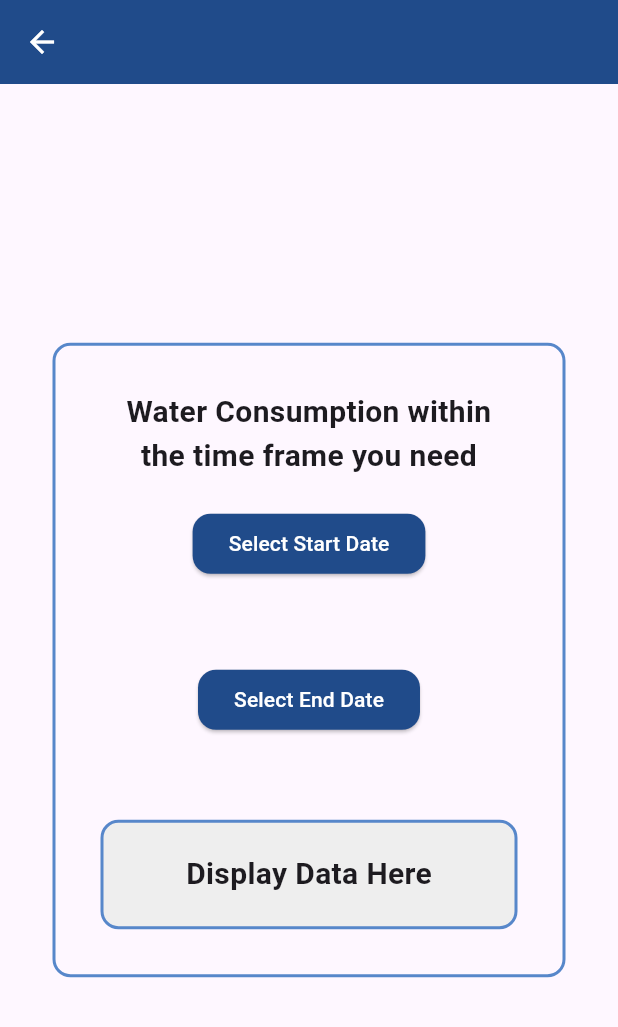
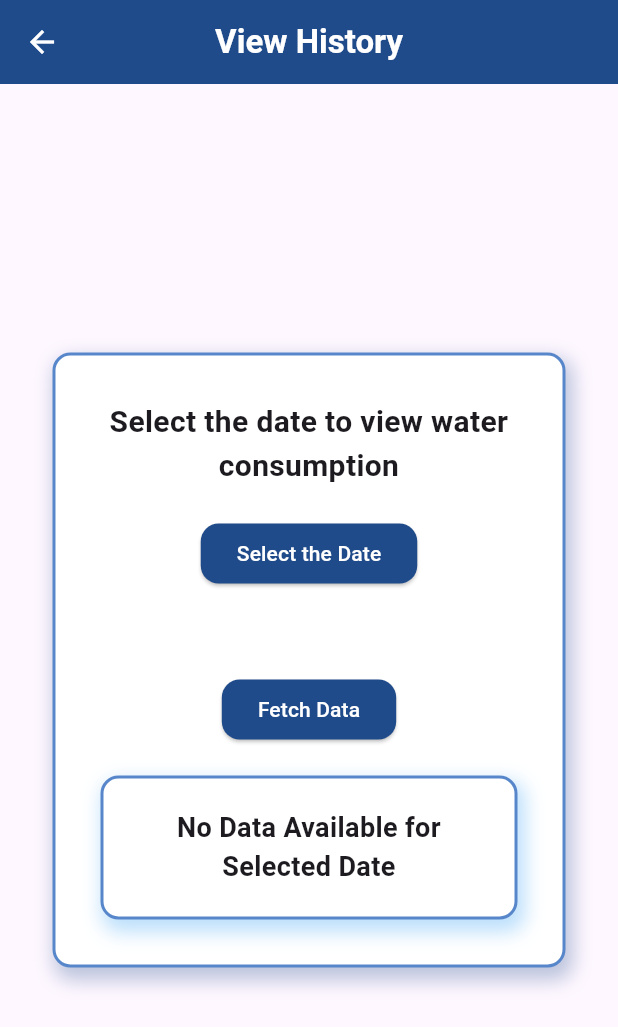
Before and after one commit to RashmiDulmini/SmartFlow, a Flutter app: the MyHomePage screen opened directly, on a phone screen of 412 x 824 dp. Shown: the top 1027 px of the screen. Run offline on Flutter 3.47's test engine with Material 3 defaults, Android fonts, the phone set to English and light mode, and no system bars; our stand-ins replace firebase_core, firebase_database; accounts and stored records are empty.

Commit message:
Added Firebase data fetching
Implemented Firebase real-time data fetching, and enhanced water consumption history display for a seamless experience.

```diff
--- a/lib/home_page.dart
+++ b/lib/home_page.dart
@@ -1,4 +1,5 @@
 import 'package:flutter/material.dart';
+import 'package:firebase_database/firebase_database.dart';
 
 class MyHomePage extends StatefulWidget {
   const MyHomePage({super.key, required this.title});
@@ -10,8 +11,70 @@ class MyHomePage extends StatefulWidget {
 }
 
 class _MyHomePageState extends State<MyHomePage> {
-  DateTime? _startDate;
-  DateTime? _endDate;
+  DateTime? _selectedDate;
+  final DatabaseReference _historyRef = FirebaseDatabase.instance.ref('WaterFlow/History');
+  double? _lastTotalVolume;
+  bool _isLoading = false;
+
+  // Function to fetch the last recorded total volume for the selected date
+  void _fetchHistory() async {
+    if (_selectedDate == null) {
+      ScaffoldMessenger.of(context).showSnackBar(
+        const SnackBar(content: Text("Please select a date")),
+      );
+      return;
+    }
+
+    setState(() {
+      _isLoading = true;
+      _lastTotalVolume = null;
+    });
+
+    String selectedDateString =
+        "${_selectedDate!.day}-${_selectedDate!.month}-${_selectedDate!.year}";
+
+    try {
+      DatabaseEvent event = await _historyRef.once();
+      Map<dynamic, dynamic>? historyMap = event.snapshot.value as Map<dynamic, dynamic>?;
+
+      if (historyMap != null) {
+        List<MapEntry<String, dynamic>> matchingEntries = [];
+
+        for (var entry in historyMap.entries) {
+          String key = entry.key;
+          Map<dynamic, dynamic> data = entry.value;
+
+          if (key.startsWith(selectedDateString)) {
+            matchingEntries.add(MapEntry(key, Map<String, dynamic>.from(data)));
+          }
+        }
+
+        if (matchingEntries.isNotEmpty) {
+          // Sort by key (timestamp order) and get the last entry
+          matchingEntries.sort((a, b) => a.key.compareTo(b.key));
+          Map<String, dynamic> lastEntry = matchingEntries.last.value;
+
+          setState(() {
+            _lastTotalVolume = lastEntry['TotalVolume']?.toDouble();
+            _isLoading = false;
+          });
+          return;
+        }
+      }
+
+      // No data found for the selected date
+      setState(() {
+        _isLoading = false;
+        _lastTotalVolume = null;
+      });
+    } catch (e) {
+      print("Error fetching history: $e");
+      setState(() {
+        _isLoading = false;
+        _lastTotalVolume = null;
+      });
+    }
+  }
 
   @override
   Widget build(BuildContext context) {
@@ -20,9 +83,9 @@ class _MyHomePageState extends State<MyHomePage> {
         centerTitle: true,
         backgroundColor: const Color(0xFF204B8A),
         foregroundColor: Colors.white,
-        title: Text(
-          widget.title,
-          style: const TextStyle(fontSize: 22, fontWeight: FontWeight.bold),
+        title: const Text(
+          'View History',
+          style: TextStyle(fontSize: 22, fontWeight: FontWeight.bold),
         ),
       ),
       body: Center(
@@ -34,18 +97,29 @@ class _MyHomePageState extends State<MyHomePage> {
               width: double.infinity,
               padding: const EdgeInsets.all(30),
               decoration: BoxDecoration(
+                color: Colors.white, // Container background color
                 border: Border.all(color: const Color(0xFF5787CA), width: 2),
                 borderRadius: BorderRadius.circular(12),
+                boxShadow: [
+                  BoxShadow(
+                    color: const Color(0xFF204B8A).withOpacity(0.3), // Blue shadow color
+                    spreadRadius: 2,
+                    blurRadius: 10,
+                    offset: const Offset(3, 6), // Shadow direction
+                  ),
+                ],
               ),
               child: Column(
                 mainAxisAlignment: MainAxisAlignment.center,
                 children: [
                   const Text(
-                    'Water Consumption within the time frame you need',
+                    'Select the date to view water consumption',
                     style: TextStyle(fontSize: 20, fontWeight: FontWeight.bold),
                     textAlign: TextAlign.center,
                   ),
                   const SizedBox(height: 20),
+
+                  // Select Date
                   ElevatedButton(
                     onPressed: () async {
                       final picked = await showDatePicker(
@@ -56,7 +130,7 @@ class _MyHomePageState extends State<MyHomePage> {
                       );
                       if (picked != null) {
                         setState(() {
-                          _startDate = picked;
+                          _selectedDate = picked;
                         });
                       }
                     },
@@ -67,28 +141,19 @@ class _MyHomePageState extends State<MyHomePage> {
                         borderRadius: BorderRadius.circular(12),
                       ),
                     ),
-                    child: const Text('Select Start Date'),
+                    child: const Text('Select the Date'),
                   ),
                   const SizedBox(height: 10),
                   Text(
-                    _startDate != null ? 'Start Date: ${_startDate!.toString().split(' ')[0]}' : '',
+                    _selectedDate != null ? 'Selected Date: ${_selectedDate!.day}-${_selectedDate!.month}-${_selectedDate!.year}' : '',
                     style: const TextStyle(fontSize: 18, fontWeight: FontWeight.w500),
                   ),
+
                   const SizedBox(height: 20),
+
+                  // Fetch Data Button
                   ElevatedButton(
-                    onPressed: () async {
-                      final picked = await showDatePicker(
-                        context: context,
-                        initialDate: DateTime.now(),
-                        firstDate: DateTime(2000),
-                        lastDate: DateTime(2100),
-                      );
-                      if (picked != null) {
-                        setState(() {
-                          _endDate = picked;
-                        });
-                      }
-                    },
+                    onPressed: _fetchHistory,
                     style: ElevatedButton.styleFrom(
                       foregroundColor: Colors.white,
                       backgroundColor: const Color(0xFF204B8A),
@@ -96,28 +161,47 @@ class _MyHomePageState extends State<MyHomePage> {
                         borderRadius: BorderRadius.circular(12),
                       ),
                     ),
-                    child: const Text('Select End Date'),
+                    child: const Text('Fetch Data'),
                   ),
-                  const SizedBox(height: 10),
-                  Text(
-                    _endDate != null ? 'End Date: ${_endDate!.toString().split(' ')[0]}' : '',
-                    style: const TextStyle(fontSize: 18, fontWeight: FontWeight.w500),
-                  ),
+
                   const SizedBox(height: 20),
+
+                  // Display Data Section
                   Container(
                     width: double.infinity,
                     padding: const EdgeInsets.all(20),
                     decoration: BoxDecoration(
                       border: Border.all(color: const Color(0xFF5787CA), width: 2),
                       borderRadius: BorderRadius.circular(12),
-                      color: Colors.grey.shade200,
+                      color: Colors.white, // Background color
+                      boxShadow: [
+                        BoxShadow(
+                          color: Colors.blue.withOpacity(0.3),
+                          spreadRadius: 2,
+                          blurRadius: 10,
+                          offset: const Offset(3, 6), // Shadow direction
+                        ),
+                      ],
                     ),
-                    child: const Center(
-                      child: Text(
-                        'Display Data Here',
-                        style: TextStyle(fontSize: 20, fontWeight: FontWeight.bold),
-                      ),
-                    ),
+                    child: _isLoading
+                        ? const Center(child: CircularProgressIndicator())
+                        : _lastTotalVolume == null
+                            ? const Center(
+                                child: Text(
+                                  'No Data Available for Selected Date',
+                                  style: TextStyle(fontSize: 18, fontWeight: FontWeight.bold),
+                                  textAlign: TextAlign.center,
+                                ),
+                              )
+                            : Column(
+                                children: [
+                                  Text(
+                                    "Daily Water Consumption: $_lastTotalVolume L",
+                                    style: const TextStyle(fontSize: 18, fontWeight: FontWeight.bold),
+                                    textAlign: TextAlign.center,
+                                  ),
+                                ],
+                              ),
                   ),
                 ],
               ),
```
Also changed, not shown: lib/daily_consumption.dart (+9 -0 lines).
